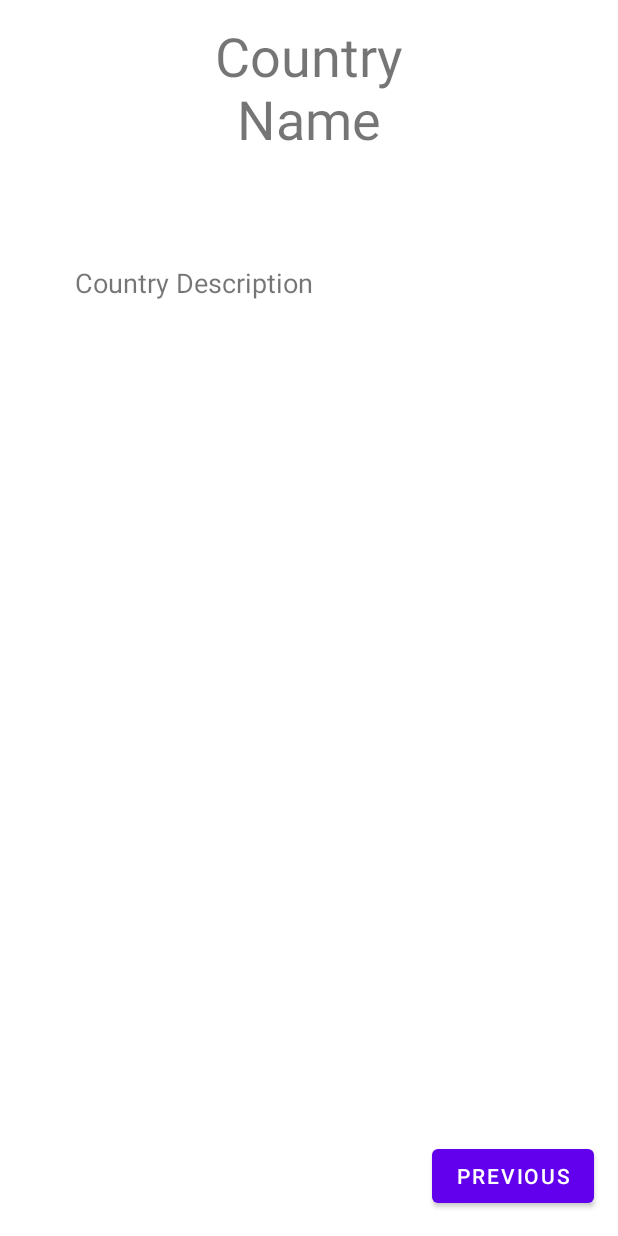
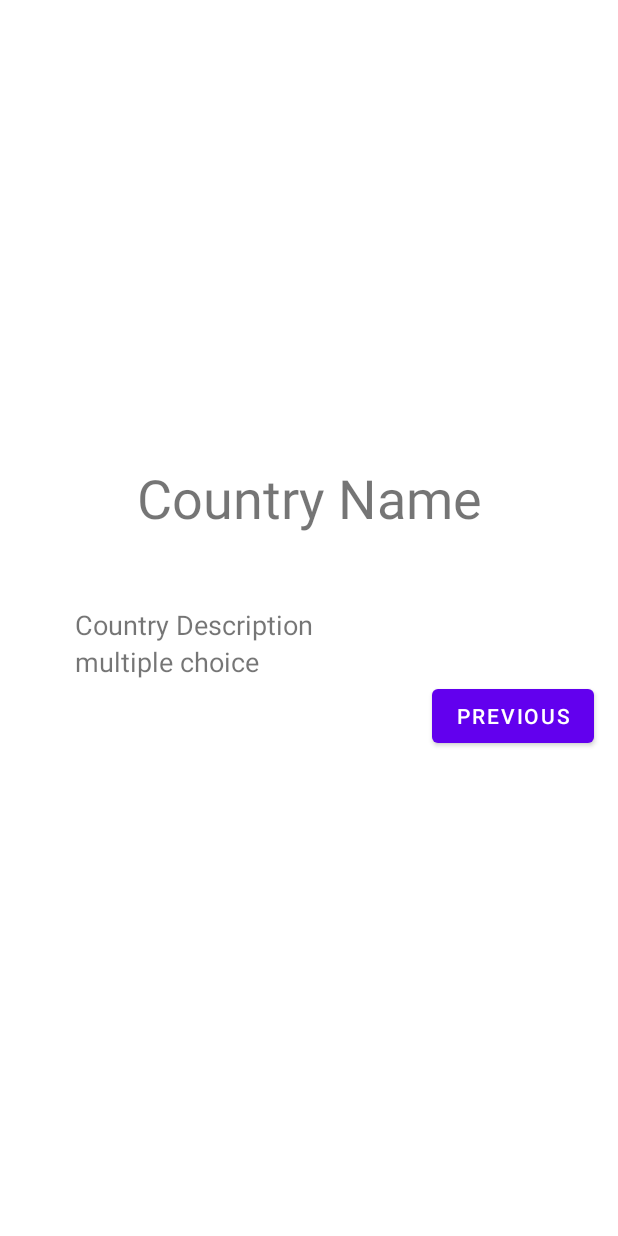
Before and after one commit to Hilbs100/CountryClever, an Android app: the layout activity_country_of_day.xml on its own in the app's theme, with its tools: preview values and no code run, on a phone screen of 412 x 824 dp. Run offline under Robolectric (Android 15) with nearby library versions, the phone set to English and light mode, and no system bars.

Commit message:
Multiple Choice is WORKING

```diff
--- a/app/src/main/java/com/example/countryapp/CountryOfDay.java
+++ b/app/src/main/java/com/example/countryapp/CountryOfDay.java
@@ -27,6 +27,9 @@ public class CountryOfDay extends AppCompatActivity {
         TextView body = (TextView) findViewById(R.id.body);
         String bodyText = cod.getCodBody();
         body.setText("" + bodyText);
+        Country.getCountryOfTheDay().populate();
+        TextView MC = (TextView) findViewById(R.id.multiplechoice);
+        MC.setText("" + Country.getCountryOfTheDay().mcIntoString());
     }
     public void goBack(View v) {
         Intent intent = new Intent(this, MainActivity.class);
--- a/app/src/main/java/com/example/countryapp/DoTheStuff.java
+++ b/app/src/main/java/com/example/countryapp/DoTheStuff.java
@@ -324,5 +324,7 @@ public class DoTheStuff {
                 "Ancient people, called the Chimú and the Nasca, first inhabited this region thousands of years ago. ");
 
 
+
+
     }
 }
--- a/app/src/main/java/com/example/countryapp/MultipleChoice.java
+++ b/app/src/main/java/com/example/countryapp/MultipleChoice.java
@@ -31,6 +31,10 @@ public class MultipleChoice {
       first if statement for notes */
      private void createChoices() {
          // instance variables
+         choiceA = "";
+         choiceB = "";
+         choiceC = "";
+         choiceD = "";
          int rand;
          int a;
          int b;
@@ -99,7 +103,7 @@ public class MultipleChoice {
          }
          if (type.equals("capital")) {
              a = findOtherCountries(countryIndex, -1, -1, -1);
-             choiceA = "" + (Country.getCountry(a).getCapital());
+             choiceA = "" + Country.getCountry(a).getCapital();
              b = findOtherCountries(countryIndex, a, -1, -1);
              choiceB = "" + (Country.getCountry(b).getCapital());
              if (numAnswers >= 3) {
--- a/app/src/main/res/layout/activity_country_of_day.xml
+++ b/app/src/main/res/layout/activity_country_of_day.xml
@@ -7,43 +7,62 @@
 
     <!--perhaps add some fragment stuff to streamline country of day running?-->
 
-    <Button
-        android:id="@+id/back_button"
-        android:layout_width="wrap_content"
+    <ScrollView
+        android:layout_width="match_parent"
         android:layout_height="wrap_content"
-        android:layout_marginEnd="16dp"
-        android:layout_marginRight="16dp"
-        android:layout_marginBottom="16dp"
-        android:text="@string/previous"
-        android:onClick="goBack"
         app:layout_constraintBottom_toBottomOf="parent"
-        app:layout_constraintEnd_toEndOf="parent"
-        tools:ignore="onClick"/>
-
-    <TextView
-        android:id="@+id/body"
-        android:layout_width="0dp"
-        android:layout_height="512dp"
-        android:layout_marginStart="50dp"
-        android:layout_marginLeft="50dp"
-        android:layout_marginTop="60dp"
-        android:layout_marginEnd="50dp"
-        android:layout_marginRight="50dp"
-        android:text="@string/country_description"
-        android:textSize="18sp"
         app:layout_constraintEnd_toEndOf="parent"
         app:layout_constraintHorizontal_bias="0.0"
         app:layout_constraintStart_toStartOf="parent"
-        app:layout_constraintTop_toBottomOf="@id/header" />
+        app:layout_constraintTop_toTopOf="parent">
 
-    <TextView
-        android:id="@+id/header"
-        android:layout_width="210dp"
-        android:layout_height="116dp"
-        android:gravity="center"
-        android:text="@string/country_name"
-        android:textSize="36sp"
-        app:layout_constraintEnd_toEndOf="parent"
-        app:layout_constraintStart_toStartOf="parent"
-        app:layout_constraintTop_toTopOf="parent" />
+        <LinearLayout
+            android:layout_width="match_parent"
+            android:layout_height="wrap_content"
+            android:orientation="vertical">
+
+            <TextView
+                android:id="@+id/header"
+                android:layout_width="match_parent"
+                android:layout_height="wrap_content"
+                android:gravity="center"
+                android:text="@string/country_name"
+                android:textSize="36sp" />
+
+            <TextView
+                android:id="@+id/body"
+                android:layout_width="match_parent"
+                android:layout_height="wrap_content"
+                android:layout_marginStart="50dp"
+                android:layout_marginLeft="50dp"
+                android:layout_marginTop="48dp"
+                android:layout_marginEnd="50dp"
+                android:layout_marginRight="50dp"
+                android:text="@string/country_description"
+                android:textSize="18sp" />
+
+            <TextView
+                android:id="@+id/multiplechoice"
+                android:layout_width="311dp"
+                android:layout_height="wrap_content"
+                android:layout_gravity="center_horizontal"
+                android:text="@string/MC"
+                android:textSize="18sp" />
+
+            <Button
+                android:id="@+id/back_button"
+                android:layout_width="wrap_content"
+                android:layout_height="wrap_content"
+                android:layout_gravity="end"
+                android:layout_marginEnd="16dp"
+                android:layout_marginRight="16dp"
+                android:layout_marginBottom="16dp"
+                android:onClick="goBack"
+                android:text="@string/previous"
+                app:layout_constraintBottom_toBottomOf="parent"
+                app:layout_constraintEnd_toEndOf="parent"
+                tools:ignore="onClick" />
+        </LinearLayout>
+    </ScrollView>
+
 </androidx.constraintlayout.widget.ConstraintLayout>
--- a/app/src/main/res/values/strings.xml
+++ b/app/src/main/res/values/strings.xml
@@ -15,4 +15,5 @@
     <string name="country_description">Country Description</string>
     <string name="country_name">Country Name</string>
     <string name="country_of_the_day">Country of the Day</string>
+    <string name="MC">multiple choice</string>
 </resources>
```
Also changed, not shown: app/src/main/java/com/example/countryapp/Country.java (+24 -0 lines).
